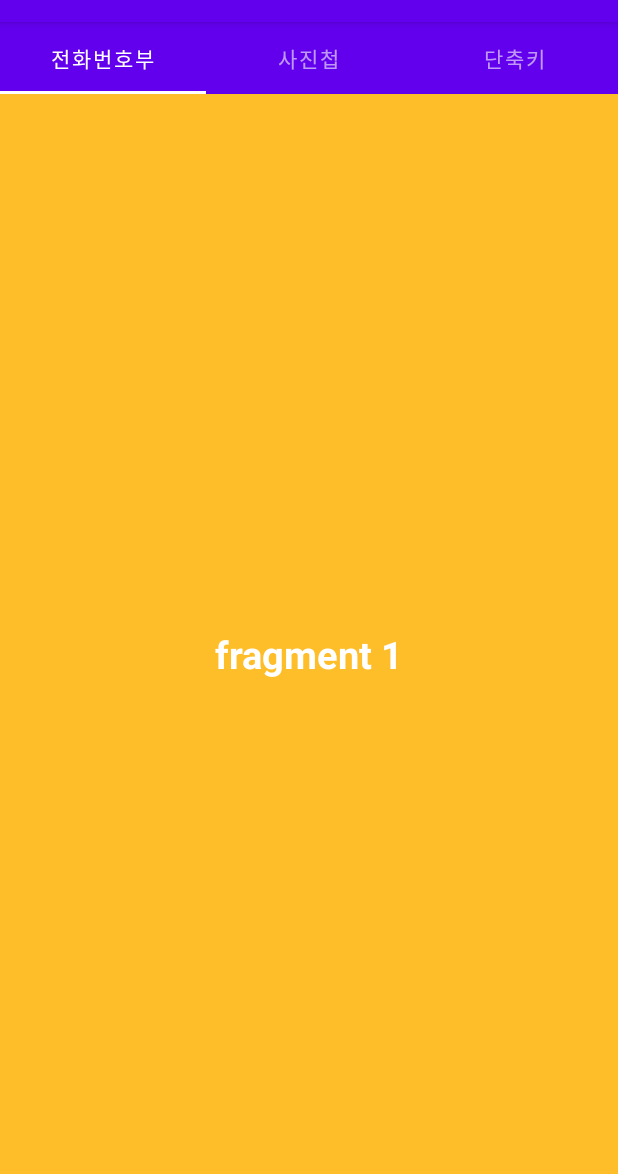
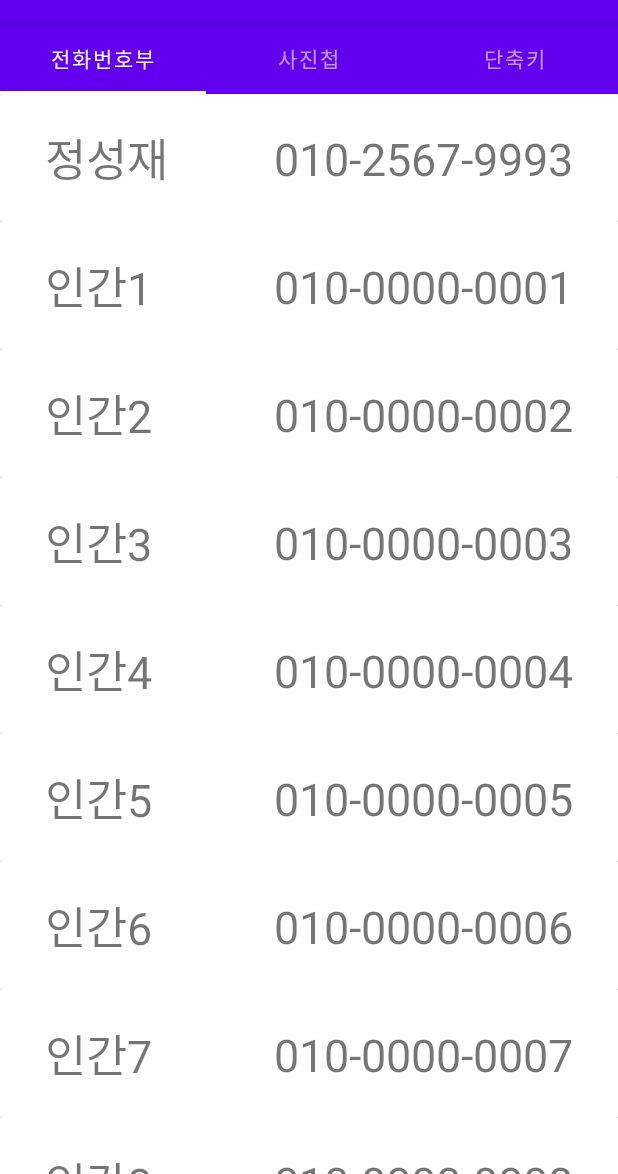
Before and after one commit to jsjclink/madcamp1w, an Android app: the screen it shows after launch (MainActivity), on a phone screen of 412 x 824 dp, the part 62-1236 px from its top. Run offline under Robolectric (Android 15) with nearby library versions, the phone set to English and light mode, and no system bars.

Commit message:
implement phone name number list(recyclerview)

```diff
--- a/app/build.gradle
+++ b/app/build.gradle
@@ -37,6 +37,7 @@ dependencies {
     implementation 'androidx.appcompat:appcompat:1.4.1'
     implementation 'com.google.android.material:material:1.6.0'
     implementation 'androidx.constraintlayout:constraintlayout:2.1.3'
+    implementation 'androidx.recyclerview:recyclerview:1.2.1'
     testImplementation 'junit:junit:4.13.2'
     androidTestImplementation 'androidx.test.ext:junit:1.1.3'
     androidTestImplementation 'androidx.test.espresso:espresso-core:3.4.0'
--- /dev/null
+++ b/app/src/main/assets/phone.json
@@ -0,0 +1,61 @@
+{
+  "PhoneNames" : [
+    {
+      "name" : "정성재",
+      "number" : "010-2567-9993"
+    },
+    {
+      "name" : "인간1",
+      "number" : "010-0000-0001"
+    },
+    {
+      "name" : "인간2",
+      "number" : "010-0000-0002"
+    },
+    {
+      "name" : "인간3",
+      "number" : "010-0000-0003"
+    },
+    {
+      "name" : "인간4",
+      "number" : "010-0000-0004"
+    },
+    {
+      "name" : "인간5",
+      "number" : "010-0000-0005"
+    },
+    {
+      "name" : "인간6",
+      "number" : "010-0000-0006"
+    },
+    {
+      "name" : "인간7",
+      "number" : "010-0000-0007"
+    },
+    {
+      "name" : "인간8",
+      "number" : "010-0000-0008"
+    },{
+      "name" : "인간9",
+      "number" : "010-0000-0009"
+    },{
+      "name" : "인간10",
+      "number" : "010-0000-0010"
+    },{
+      "name" : "인간11",
+      "number" : "010-0000-0011"
+    },
+    {
+      "name" : "인간12",
+      "number" : "010-0000-0012"
+    },
+    {
+      "name" : "인간13",
+      "number" : "010-0000-0013"
+    },
+    {
+      "name" : "인간14",
+      "number" : "010-0000-0014"
+    }
+  ]
+}
--- a/app/src/main/java/com/example/test2/FirstTab.java
+++ b/app/src/main/java/com/example/test2/FirstTab.java
@@ -1,32 +1,110 @@
 package com.example.test2;
 
 import android.os.Bundle;
+import android.text.Layout;
+import android.util.Log;
 import android.view.LayoutInflater;
 import android.view.View;
 import android.view.ViewGroup;
 import android.widget.TextView;
 
+import androidx.annotation.NonNull;
 import androidx.fragment.app.Fragment;
+import androidx.recyclerview.widget.LinearLayoutManager;
+import androidx.recyclerview.widget.RecyclerView;
+
+import org.json.JSONArray;
+import org.json.JSONException;
+import org.json.JSONObject;
+
+import java.util.ArrayList;
+import java.util.jar.Attributes;
 
 public class FirstTab extends Fragment  {
+    ArrayList<NameNumberModel> nnModels;
 
     @Override
     public View onCreateView(LayoutInflater inflater, ViewGroup container, Bundle savedInstanceState) {
         View v = inflater.inflate(R.layout.first_tab, container, false);
 
-        TextView tv = (TextView) v.findViewById(R.id.textView1);
-        tv.setText(getArguments().getString("msg"));
+        RecyclerView recyclerView = v.findViewById(R.id.mRecyclerView);
+
+        String jsonString = getArguments().getString("jsonString");
+        nnModels = jsonParsing(jsonString);
+
+        NN_RecyclerViewAdapter adapter = new NN_RecyclerViewAdapter();
+        recyclerView.setAdapter(adapter);
+        recyclerView.setLayoutManager(new LinearLayoutManager(getActivity()));
+
         return v;
     }
 
-    public static FirstTab newInstance(String text) {
+    public static FirstTab newInstance(String jsonString) {
 
         FirstTab f = new FirstTab();
         Bundle b = new Bundle();
-        b.putString("msg", text);
+        b.putString("jsonString", jsonString);
 
         f.setArguments(b);
 
         return f;
     }
+
+    private class NN_RecyclerViewAdapter extends RecyclerView.Adapter<NN_RecyclerViewAdapter.MyViewHolder>{
+
+        @NonNull
+        @Override
+        public NN_RecyclerViewAdapter.MyViewHolder onCreateViewHolder(@NonNull ViewGroup parent, int viewType) {
+            LayoutInflater inflater = LayoutInflater.from(getActivity());
+            View view = inflater.inflate(R.layout.recycler_view_row, parent, false);
+            return new NN_RecyclerViewAdapter.MyViewHolder(view);
+        }
+
+        @Override
+        public void onBindViewHolder(@NonNull NN_RecyclerViewAdapter.MyViewHolder holder, int position) {
+            holder.tvName.setText(nnModels.get(position).getName());
+            holder.tvNumber.setText(nnModels.get(position).getNumber());
+        }
+
+        @Override
+        public int getItemCount()  {
+            return nnModels.size();
+        }
+
+        public class MyViewHolder extends RecyclerView.ViewHolder{
+            TextView tvName, tvNumber;
+
+            public MyViewHolder(@NonNull View itemView) {
+                super(itemView);
+
+                tvName = itemView.findViewById(R.id.mPersonName);
+                tvNumber = itemView.findViewById(R.id.mPersonNumber);
+            }
+        }
+    }
+
+    private ArrayList<NameNumberModel> jsonParsing(String jsonString){
+        ArrayList<NameNumberModel> nnModels = new ArrayList<>();
+
+        try{
+            JSONObject jsonObject = new JSONObject(jsonString);
+
+            JSONArray nnArray = jsonObject.getJSONArray("PhoneNames");
+            for(int i = 0; i < nnArray.length(); i++){
+                JSONObject nnObject = nnArray.getJSONObject(i);
+
+                NameNumberModel nnModel = new NameNumberModel();
+
+                nnModel.setName(nnObject.getString("name"));
+                nnModel.setNumber(nnObject.getString("number"));
+
+                nnModels.add(nnModel);
+            }
+        }
+        catch(JSONException e){
+            e.printStackTrace();
+        }
+
+        return nnModels;
+    }
 }
--- a/app/src/main/java/com/example/test2/MainActivity.java
+++ b/app/src/main/java/com/example/test2/MainActivity.java
@@ -9,13 +9,13 @@ import androidx.viewpager2.widget.ViewPager2;
 import com.google.android.material.tabs.TabLayout;
 import com.google.android.material.tabs.TabLayoutMediator;
 
+import java.io.IOException;
+import java.io.InputStream;
+
 public class MainActivity extends AppCompatActivity {
     private static final int NUM_PAGES = 3;
-    //The pager widget, which handles animation and allows swiping horizontally to access previous and next wizard steps.
     public static ViewPager2 viewPager;
-    // The pager adapter, which provides the pages to the view pager widget.
     private FragmentStateAdapter pagerAdapter;
-    // Array of tab titles
     private String[] titles = new String[]{"전화번호부", "사진첩", "단축키"};
     @Override
     protected void onCreate(Bundle savedInstanceState) {
@@ -28,6 +28,15 @@ public class MainActivity extends AppCompatActivity {
         new TabLayoutMediator(tabLayout, viewPager,(tab, position) -> tab.setText(titles[position])).attach();
     }
 
+    @Override
+    public void onBackPressed() {
+        if (viewPager.getCurrentItem() == 0) {
+            super.onBackPressed();
+        } else {
+            viewPager.setCurrentItem(viewPager.getCurrentItem() - 1);
+        }
+    }
+
     private class MyPagerAdapter extends FragmentStateAdapter {
 
         public MyPagerAdapter(FragmentActivity fa) {
@@ -38,7 +47,7 @@ public class MainActivity extends AppCompatActivity {
         public Fragment createFragment(int pos) {
             switch (pos) {
                 case 0: {
-                    return FirstTab.newInstance("fragment 1");
+                    return FirstTab.newInstance(getJsonString());
                 }
                 case 1: {
 
@@ -48,7 +57,7 @@ public class MainActivity extends AppCompatActivity {
                     return ThirdTab.newInstance("fragment 3");
                 }
                 default:
-                    return FirstTab.newInstance("fragment 1, Default");
+                    return FirstTab.newInstance(getJsonString());
             }
         }
 
@@ -58,17 +67,20 @@ public class MainActivity extends AppCompatActivity {
         }
     }
 
-
-    @Override
-    public void onBackPressed() {
-        if (viewPager.getCurrentItem() == 0) {
-// If the user is currently looking at the first step, allow the system to handle the
-            // Back button. This calls finish() on this activity and pops the back stack.d
-            super.onBackPressed();
-        } else {
-// Otherwise, select the previous step.
-            viewPager.setCurrentItem(viewPager.getCurrentItem() - 1);
+    public String getJsonString(){
+        String json = "";
+        try{
+            InputStream is = getAssets().open("phone.json");
+            int fileSize = is.available();
+            byte[] buffer = new byte[fileSize];
+            is.read(buffer);
+            is.close();
+            json = new String(buffer, "UTF-8");
         }
+        catch(IOException e){
+            e.printStackTrace();
+        }
+        return json;
     }
 
 }
--- /dev/null
+++ b/app/src/main/java/com/example/test2/NameNumberModel.java
@@ -0,0 +1,22 @@
+package com.example.test2;
+
+public class NameNumberModel {
+    String name;
+    String number;
+
+    public String getName() {
+        return name;
+    }
+
+    public String getNumber() {
+        return number;
+    }
+
+    public void setName(String name) {
+        this.name = name;
+    }
+
+    public void setNumber(String number) {
+        this.number = number;
+    }
+}
--- a/app/src/main/res/layout/first_tab.xml
+++ b/app/src/main/res/layout/first_tab.xml
@@ -1,22 +1,16 @@
 <?xml version="1.0" encoding="utf-8"?>
 <androidx.constraintlayout.widget.ConstraintLayout xmlns:android="http://schemas.android.com/apk/res/android"
     xmlns:app="http://schemas.android.com/apk/res-auto"
-    android:id="@+id/cLayout1"
+    xmlns:tools="http://schemas.android.com/tools"
     android:layout_width="match_parent"
-    android:layout_height="match_parent"
-    android:background="@color/frg1Color">
+    android:layout_height="match_parent">
 
-    <TextView
-        android:id="@+id/textView1"
-        android:layout_width="wrap_content"
-        android:layout_height="wrap_content"
-        android:layout_marginTop="356dp"
-        android:text="sample text 1"
-        android:textSize="25dp"
-        android:textStyle="bold"
-        android:textColor="@color/white"
+    <androidx.recyclerview.widget.RecyclerView
+        android:id="@+id/mRecyclerView"
+        android:layout_width="match_parent"
+        android:layout_height="match_parent"
+        app:layout_constraintBottom_toBottomOf="parent"
         app:layout_constraintEnd_toEndOf="parent"
         app:layout_constraintStart_toStartOf="parent"
         app:layout_constraintTop_toTopOf="parent" />
-
 </androidx.constraintlayout.widget.ConstraintLayout>
--- /dev/null
+++ b/app/src/main/res/layout/recycler_view_row.xml
@@ -0,0 +1,48 @@
+<?xml version="1.0" encoding="utf-8"?>
+<androidx.constraintlayout.widget.ConstraintLayout xmlns:android="http://schemas.android.com/apk/res/android"
+    xmlns:app="http://schemas.android.com/apk/res-auto"
+    xmlns:tools="http://schemas.android.com/tools"
+    android:layout_width="match_parent"
+    android:layout_height="wrap_content">
+
+    <androidx.cardview.widget.CardView
+        android:layout_width="match_parent"
+        android:layout_height="match_parent"
+        app:layout_constraintBottom_toBottomOf="parent"
+        app:layout_constraintEnd_toEndOf="parent"
+        app:layout_constraintStart_toStartOf="parent"
+        app:layout_constraintTop_toTopOf="parent">
+
+        <androidx.constraintlayout.widget.ConstraintLayout
+            android:layout_width="match_parent"
+            android:layout_height="match_parent" >
+
+            <TextView
+                android:id="@+id/mPersonName"
+                android:layout_width="wrap_content"
+                android:layout_height="wrap_content"
+                android:layout_marginStart="30dp"
+                android:layout_marginTop="20dp"
+                android:layout_marginBottom="20dp"
+                android:text="정성재"
+                android:textSize="30sp"
+                app:layout_constraintBottom_toBottomOf="parent"
+                app:layout_constraintStart_toStartOf="parent"
+                app:layout_constraintTop_toTopOf="parent" />
+
+            <TextView
+                android:id="@+id/mPersonNumber"
+                android:layout_width="wrap_content"
+                android:layout_height="wrap_content"
+                android:layout_marginTop="20dp"
+                android:layout_marginEnd="30dp"
+                android:layout_marginBottom="20dp"
+                android:text="010-0000-1111"
+                android:textSize="30sp"
+                app:layout_constraintBottom_toBottomOf="parent"
+                app:layout_constraintEnd_toEndOf="parent"
+                app:layout_constraintTop_toTopOf="parent" />
+
+        </androidx.constraintlayout.widget.ConstraintLayout>
+    </androidx.cardview.widget.CardView>
+</androidx.constraintlayout.widget.ConstraintLayout>
```
